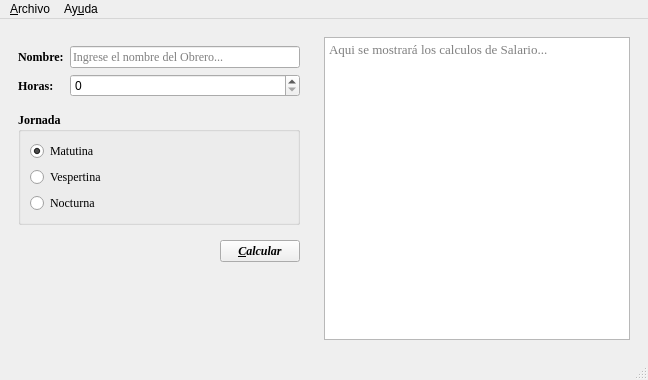
This is salario.ui in C-A-L-E-L/Qt_Salario as Qt 5 draws it before an edit. The edited form follows.
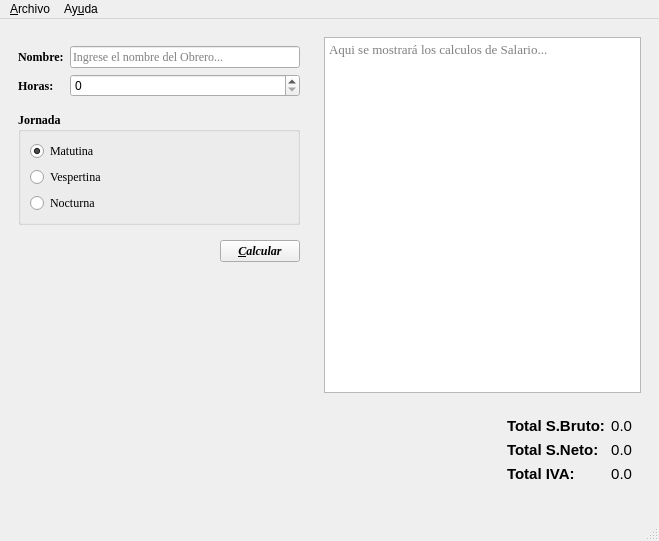
This is the edited form. Icons and pictures are not drawn.

What changed in the file:
```diff
--- a/salario.ui
+++ b/salario.ui
@@ -6,8 +6,8 @@
    <rect>
     <x>0</x>
     <y>0</y>
-    <width>648</width>
-    <height>380</height>
+    <width>659</width>
+    <height>541</height>
    </rect>
   </property>
   <property name="windowTitle">
@@ -218,7 +218,7 @@
     </item>
     <item>
      <widget class="QWidget" name="widget_2" native="true">
-      <layout class="QHBoxLayout" name="horizontalLayout_3">
+      <layout class="QVBoxLayout" name="verticalLayout_3">
        <item>
         <widget class="QPlainTextEdit" name="outResultado">
          <property name="font">
@@ -235,6 +235,121 @@
          </property>
         </widget>
        </item>
+       <item>
+        <widget class="QWidget" name="widget_5" native="true">
+         <layout class="QHBoxLayout" name="horizontalLayout_3">
+          <property name="rightMargin">
+           <number>0</number>
+          </property>
+          <item>
+           <spacer name="horizontalSpacer_2">
+            <property name="orientation">
+             <enum>Qt::Horizontal</enum>
+            </property>
+            <property name="sizeHint" stdset="0">
+             <size>
+              <width>222</width>
+              <height>20</height>
+             </size>
+            </property>
+           </spacer>
+          </item>
+          <item>
+           <widget class="QWidget" name="widget_6" native="true">
+            <layout class="QFormLayout" name="formLayout_2">
+             <item row="0" column="0">
+              <widget class="QLabel" name="label_3">
+               <property name="font">
+                <font>
+                 <pointsize>11</pointsize>
+                 <weight>75</weight>
+                 <bold>true</bold>
+                </font>
+               </property>
+               <property name="text">
+                <string>Total S.Bruto:</string>
+               </property>
+              </widget>
+             </item>
+             <item row="0" column="1">
+              <widget class="QLabel" name="outTotalB">
+               <property name="font">
+                <font>
+                 <pointsize>11</pointsize>
+                </font>
+               </property>
+               <property name="text">
+                <string>0.0</string>
+               </property>
+               <property name="alignment">
+                <set>Qt::AlignRight|Qt::AlignTrailing|Qt::AlignVCenter</set>
+               </property>
+              </widget>
+             </item>
+             <item row="1" column="0">
+              <widget class="QLabel" name="outTotalN">
+               <property name="font">
+                <font>
+                 <pointsize>11</pointsize>
+                 <weight>75</weight>
+                 <bold>true</bold>
+                </font>
+               </property>
+               <property name="text">
+                <string>Total S.Neto:</string>
+               </property>
+              </widget>
+             </item>
+             <item row="1" column="1">
+              <widget class="QLabel" name="label_7">
+               <property name="font">
+                <font>
+                 <pointsize>11</pointsize>
+                </font>
+               </property>
+               <property name="text">
+                <string>0.0</string>
+               </property>
+               <property name="alignment">
+                <set>Qt::AlignRight|Qt::AlignTrailing|Qt::AlignVCenter</set>
+               </property>
+              </widget>
+             </item>
+             <item row="2" column="0">
+              <widget class="QLabel" name="ouTotalIVA">
+               <property name="font">
+                <font>
+                 <pointsize>11</pointsize>
+                 <weight>75</weight>
+                 <bold>true</bold>
+                </font>
+               </property>
+               <property name="text">
+                <string>Total IVA:</string>
+               </property>
+              </widget>
+             </item>
+             <item row="2" column="1">
+              <widget class="QLabel" name="label_8">
+               <property name="font">
+                <font>
+                 <pointsize>11</pointsize>
+                </font>
+               </property>
+               <property name="text">
+                <string>0.0</string>
+               </property>
+               <property name="alignment">
+                <set>Qt::AlignRight|Qt::AlignTrailing|Qt::AlignVCenter</set>
+               </property>
+              </widget>
+             </item>
+            </layout>
+           </widget>
+          </item>
+         </layout>
+        </widget>
+       </item>
       </layout>
      </widget>
     </item>
@@ -245,7 +360,7 @@
     <rect>
      <x>0</x>
      <y>0</y>
-     <width>648</width>
+     <width>659</width>
      <height>25</height>
     </rect>
    </property>
```
